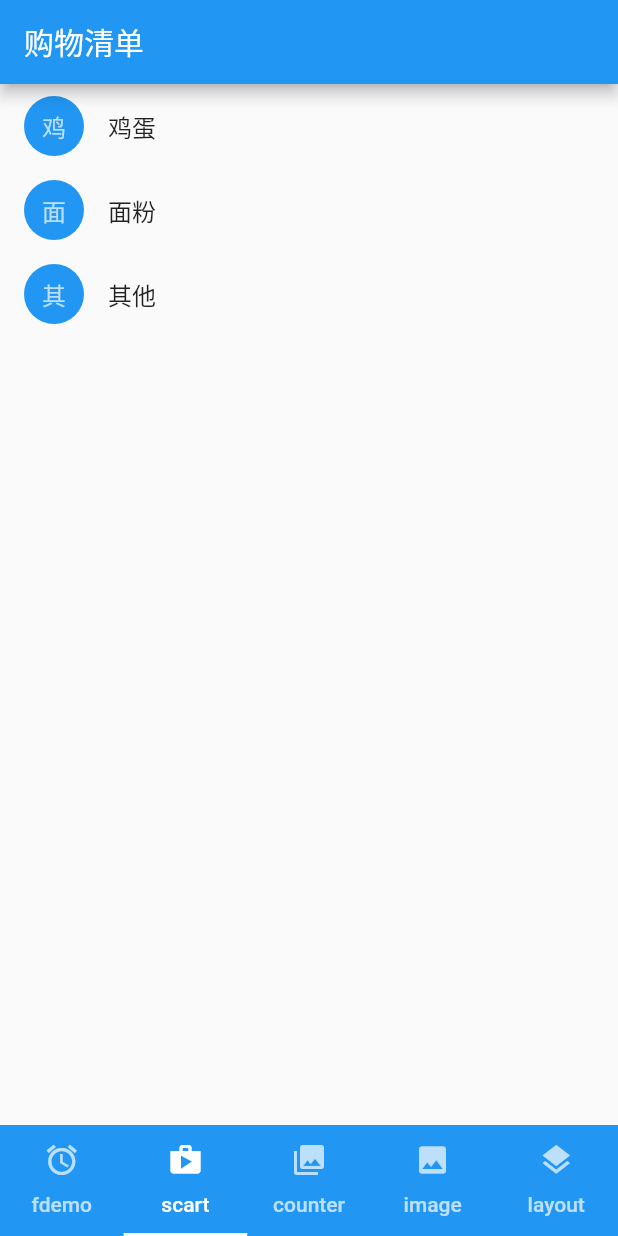
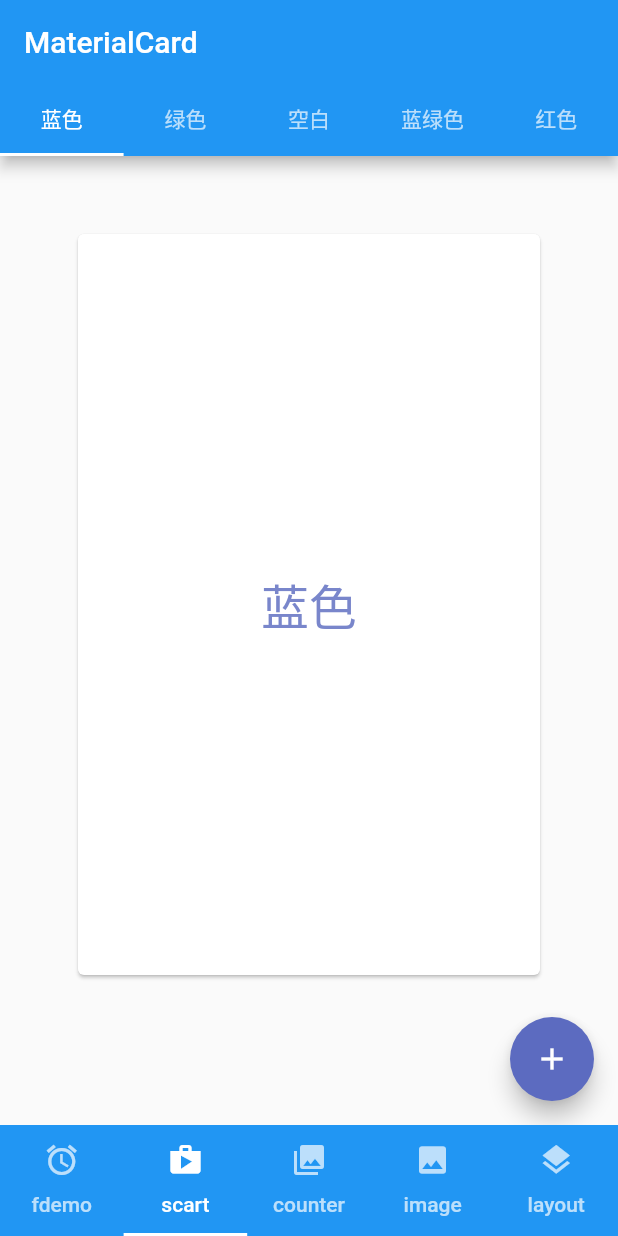
Before and after one commit to Rawcloud/flutter_app_learn, a Flutter app: the screen it shows after launch, item 2 of the bottom bar chosen, on a phone screen of 412 x 824 dp. Run offline on Flutter 3.47's test engine with Material 2 defaults, Android fonts, the phone set to English and light mode, and no system bars.

Commit message:
新增文tab标签和card

```diff
--- a/lib/main.dart
+++ b/lib/main.dart
@@ -10,6 +10,9 @@ import 'package:flutter_app_learn/views/StackLocation.dart';
 //import 'package:flutter_app_learn/views/RollingBlock.dart';
 import 'views/PopupMenu.dart';
 import 'views/ReadAndWrite.dart';
+import 'views/ActionViewEcology.dart';
+import 'views/ScrollableTabs.dart';
+import 'views/MaterialCard.dart';
 void main() => runApp(new MyApp());
 
 class MyApp extends StatelessWidget {
@@ -59,16 +62,19 @@ class _MyHomePageState extends State<MyHomePage> with SingleTickerProviderStateM
           children: [
 //            new Fdemo(),
             new PopupMenu(),
-            new ShoppingList(products: _kProducts),
+            //new ShoppingList(products: _kProducts),
+            new MaterialCard(titlle: 'MaterialCard',),
 //            new Counter(),
             new ReadAndWrite(),
             //new TextContainer(),
-            new ImageFromAssest(),
+//            new ImageFromAssest(),
+            new ActionViewEcology(maximumEmergy: 100,maximumHunger: 100,maximumMood: 100,currentEmergy: 30,currentHunger: 65,currentMood: 80),
             //new HorizontalLayout(),
 //            new VerticalLayout(),
 //            new StackLocation(),
 //            new RollingBlock(),
-            new AlignDemo(),
+//            new AlignDemo(),
+            new ScrollableTabs(),
           ]
       ),
       bottomNavigationBar: new Material(
--- /dev/null
+++ b/lib/views/MaterialCard.dart
@@ -0,0 +1,136 @@
+import 'package:flutter/material.dart';
+
+const String _explanatoryText =
+    "当Scaffold的浮动操作按钮改变时，新按钮消失并变成视图。"
+    "在这个Demo中，更改选项卡会导致应用程序与浮动操作按钮重建，"
+    "Scaffold通过键值与其他区分。";
+
+class _Page {
+  _Page({
+    this.label,
+    this.colors,
+    this.icon,
+});
+  final String label;
+  final MaterialColor colors;
+  final IconData icon;
+  Color get labelColor => colors != null ? colors[300] : Colors.grey[300];
+  bool get fabDefined => colors !=null && icon != null;
+  Color get fabColor => colors[400];
+  Icon get fabIcon => new Icon(icon);
+  Key get fabKey => new ValueKey<Color>(fabColor);
+}
+
+final List<_Page> _allPages = <_Page>[
+  new _Page(label: '蓝色',colors: Colors.indigo,icon: Icons.add),
+  new _Page(label: '绿色', colors: Colors.green, icon: Icons.create),
+  new _Page(label: '空白'),
+  new _Page(label: '蓝绿色', colors: Colors.teal, icon: Icons.add),
+  new _Page(label: '红色', colors: Colors.red, icon: Icons.create),
+];
+
+class MaterialCard extends StatefulWidget{
+  MaterialCard({Key key,this.titlle}) : super(key: key);
+  final String titlle;
+  @override
+  State<StatefulWidget> createState() {
+    return new MaterialCardState();
+  }
+}
+
+class MaterialCardState extends State<MaterialCard> with SingleTickerProviderStateMixin{
+  //应用的唯一值，Scaffold的状态
+  final GlobalKey<ScaffoldState> _scaffoldKey = new GlobalKey<ScaffoldState>();
+  TabController _controller;
+  //局部变量，选择页面
+  _Page _selectedPage;
+
+  @override
+  void initState() {
+    super.initState();
+    _controller = new TabController(length: _allPages.length, vsync: this);
+    //每次动画的值更改时调用监听器
+    _controller.addListener(_handleTabSelection);
+    _selectedPage = _allPages[0];
+  }
+
+  @override
+  void dispose() {
+    super.dispose();
+    _controller.dispose();
+  }
+  //处理选项卡选择的函数
+  void _handleTabSelection(){
+    setState(() {
+      _selectedPage = _allPages[_controller.index];
+    });
+  }
+
+  //显示说明文本
+  void _showExplanatoryTex(){
+    _scaffoldKey.currentState.showBottomSheet<Null>(
+        (BuildContext context){
+          return new Container(
+            decoration: new BoxDecoration(
+              border: new Border(top: new BorderSide(color: Theme.of(context).dividerColor)),
+            ),
+            child: new Padding(
+              padding: const EdgeInsets.all(32.0),
+              child: new Text(_explanatoryText),
+            ),
+          );
+        }
+    );
+  }
+
+  Widget buildTabView(_Page page){
+    return new Builder(
+      builder: (BuildContext context){
+        return new Container(
+          key: new ValueKey(page.label),
+          padding: const EdgeInsets.fromLTRB(48.0, 48.0, 48.0, 96.0),
+          child: new Card(
+            child: new Center(
+              child: new Text(
+                page.label,
+                style: new TextStyle(
+                  color: page.labelColor,
+                  fontSize: 32.0,
+                ),
+              ),
+            ),
+          ),
+        );
+      },
+    );
+  }
+
+  @override
+  Widget build(BuildContext context) {
+    return new Scaffold(
+      key: _scaffoldKey,
+      appBar: new AppBar(
+        title: new Text(widget.titlle),
+        bottom: new TabBar(
+          controller: _controller,
+          tabs: _allPages.map((_Page page){
+            return new Tab(
+              text: page.label,
+            );
+          }).toList(),
+        ),
+      ),
+      floatingActionButton: !_selectedPage.fabDefined ? null : new FloatingActionButton(
+        key: _selectedPage.fabKey,
+        tooltip: '显示说明',
+        backgroundColor: _selectedPage.fabColor,
+        child: _selectedPage.fabIcon,
+        onPressed: _showExplanatoryTex,
+      ),
+      body: new TabBarView(
+        controller: _controller,
+        children: _allPages.map(buildTabView).toList(),
+      ),
+    );
+  }
+}
```
Also changed, not shown: lib/views/ActionViewEcology.dart (added, +57 -0 lines), lib/views/ScrollableTabs.dart (added, +112 -0 lines).
